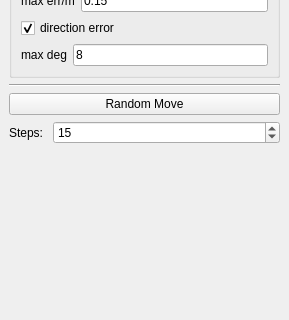
Old version of the form include/tmapping/UI/dockSimulation.ui in the repository StumboEugen/TMapping; both pictures show x 0 to 289 and y 163 to 483 of the 289 by 570 pixel window.
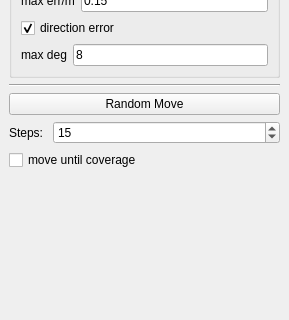
New version of the form.

Patch:
```diff
--- a/include/tmapping/UI/dockSimulation.ui
+++ b/include/tmapping/UI/dockSimulation.ui
@@ -164,6 +164,13 @@
       </item>
      </layout>
     </item>
+    <item>
+     <widget class="QCheckBox" name="cbMoveUntilCover">
+      <property name="text">
+       <string>move until coverage</string>
+      </property>
+     </widget>
+    </item>
     <item>
      <spacer name="endSpacer">
       <property name="orientation">
```
